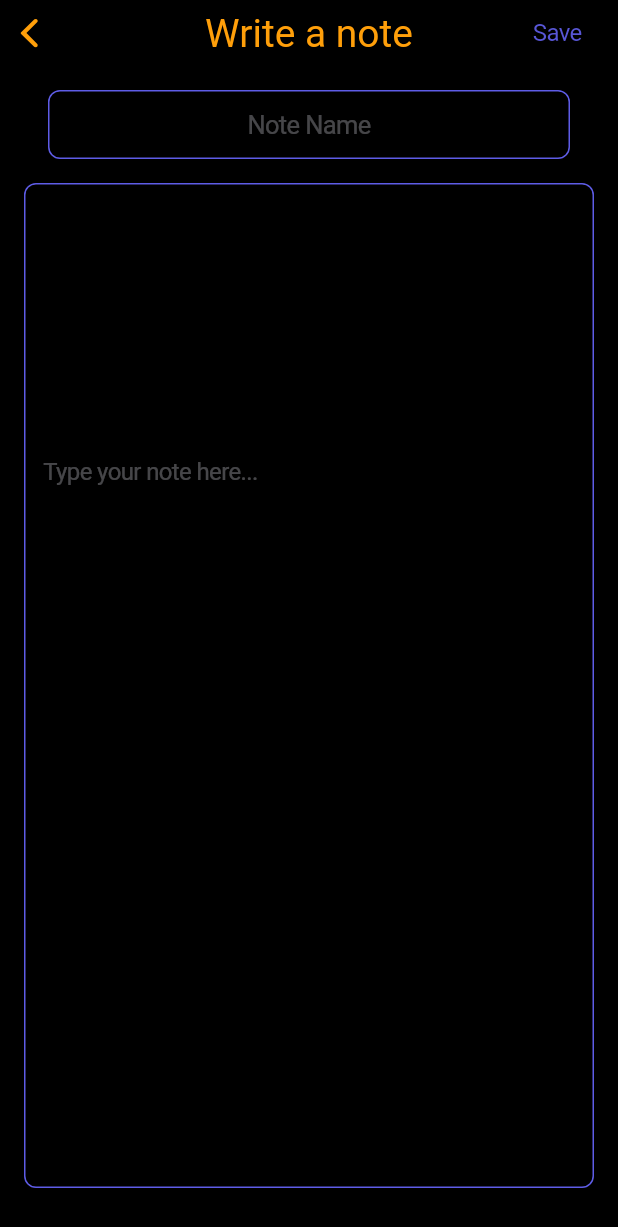
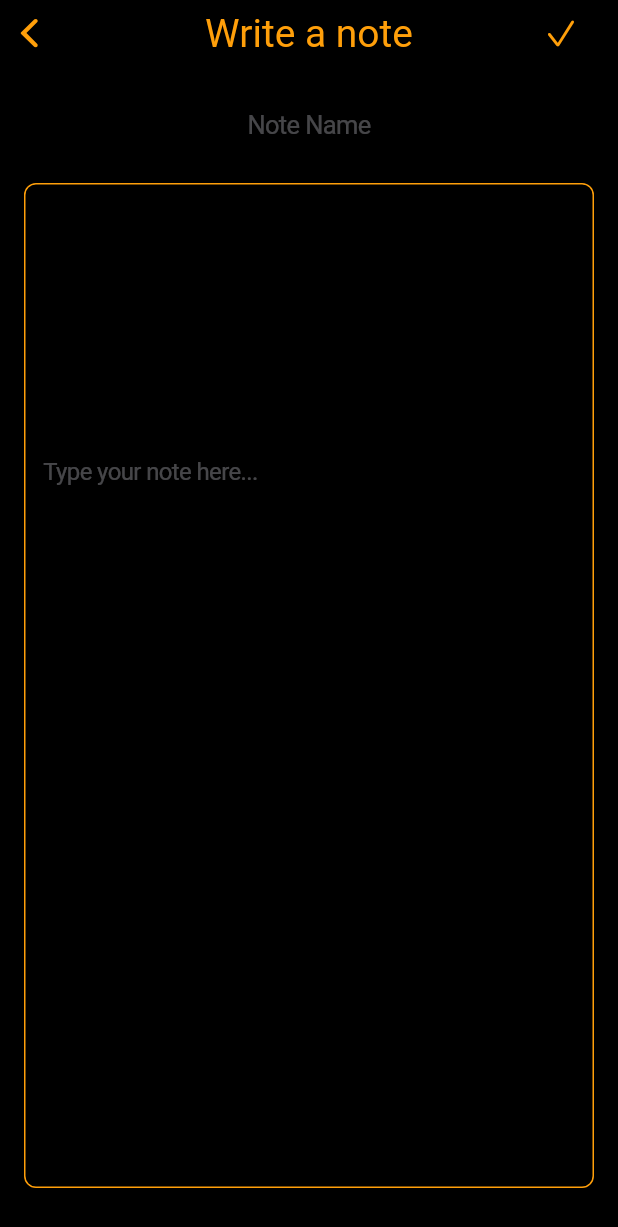
Before and after one commit to s473573/NoteVault, a Flutter app: the CreateNoteScreen screen opened by its route, on a phone screen of 412 x 824 dp. Shown: the top 1227 px of the screen. Run offline on Flutter 3.47's test engine with Material 3 defaults, Android fonts, the phone set to English and light mode, and no system bars; our stand-ins replace flutter_secure_storage, get; accounts and stored records are empty; Roboto replaces fonts that are missing (SF Pro Display).

Commit message:
Update note creation screen

```diff
--- a/lib/data/models/note.dart
+++ b/lib/data/models/note.dart
@@ -25,3 +25,5 @@ class Note {
     };
   }
 }
+
+// TODO: include creation date
--- a/lib/screens/create_note_screen.dart
+++ b/lib/screens/create_note_screen.dart
@@ -1,6 +1,9 @@
 import 'package:flutter/cupertino.dart';
 import 'package:get/get.dart';
 import 'package:secure_note/controllers/create_note_controller.dart';
+
+// TODO: make saving work without hitting the save button;
+// might get rid of the button alltogether
 
 class CreateNoteScreen extends StatelessWidget {
   final TextEditingController nameController = TextEditingController();
@@ -13,7 +16,6 @@ class CreateNoteScreen extends StatelessWidget {
     return CupertinoPageScaffold(
       navigationBar: CupertinoNavigationBar(
         middle: const Text('Write a note'),
-        // padding: const EdgeInsetsDirectional.only(bottom: 8.0),
         trailing: Container(
           child: CupertinoButton(
             padding: const EdgeInsets.all(8.0),
@@ -22,11 +24,12 @@ class CreateNoteScreen extends StatelessWidget {
                   nameController.text,
                   contentController.text
                 );
-              Get.back(); // Navigate back after saving
+              Get.back();
             },
-            child: const Text(
-              'Save',
-              style: TextStyle(color: CupertinoColors.systemIndigo, fontSize: 16),),
+            child: Icon(
+              CupertinoIcons.check_mark,
+              size: 24,
+            ),
           ),
         ),
       ),
@@ -44,7 +47,7 @@ class CreateNoteScreen extends StatelessWidget {
                   placeholder: 'Note Name',
                   padding: EdgeInsets.all(12.0),
                   decoration: BoxDecoration(
-                    border: Border.all(color: CupertinoColors.systemIndigo),
+                    border: Border.all(), // do i need this at all?
                     borderRadius: BorderRadius.circular(8.0),
                   ),
                 ),
@@ -59,12 +62,12 @@ class CreateNoteScreen extends StatelessWidget {
                   placeholder: 'Type your note here...',
                   padding: EdgeInsets.all(12.0),
                   decoration: BoxDecoration(
-                    border: Border.all(color: CupertinoColors.systemIndigo),
+                    border: Border.all(color: CupertinoTheme.of(context).primaryColor),
                     borderRadius: BorderRadius.circular(8.0),
                   ),
                   keyboardType: TextInputType.multiline,
                   textInputAction: TextInputAction.newline,
-                  style: TextStyle(fontSize: 16.0), // Adjust text size as needed
+                  style: TextStyle(fontSize: 16.0),
                   textAlign: TextAlign.start,
                 ),
               ),
```
Also changed, not shown: lib/main.dart (+4 -3 lines).
